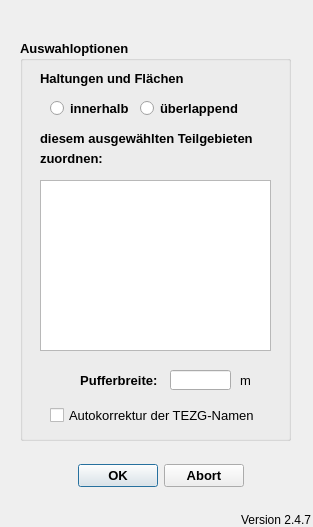
Above: qkan/linkflaechen/res/application_assigntgeb.ui from hoettges/QKan before the change. Below: the same form after it.
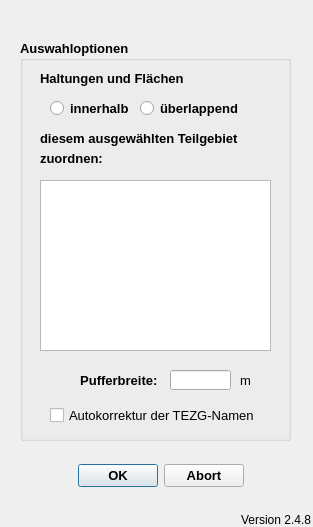
That is the form after the change.

```diff
--- a/qkan/linkflaechen/res/application_assigntgeb.ui
+++ b/qkan/linkflaechen/res/application_assigntgeb.ui
@@ -90,7 +90,7 @@
      </rect>
     </property>
     <property name="text">
-     <string>diesem ausgewählten Teilgebieten</string>
+     <string>diesem ausgewählten Teilgebiet</string>
     </property>
    </widget>
    <widget class="QRadioButton" name="rb_within">
@@ -247,7 +247,7 @@
     <string>Version QKan Import</string>
    </property>
    <property name="text">
-    <string>Version 2.4.7</string>
+    <string>Version 2.4.8</string>
    </property>
    <property name="alignment">
     <set>Qt::AlignRight|Qt::AlignTrailing|Qt::AlignVCenter</set>
```
